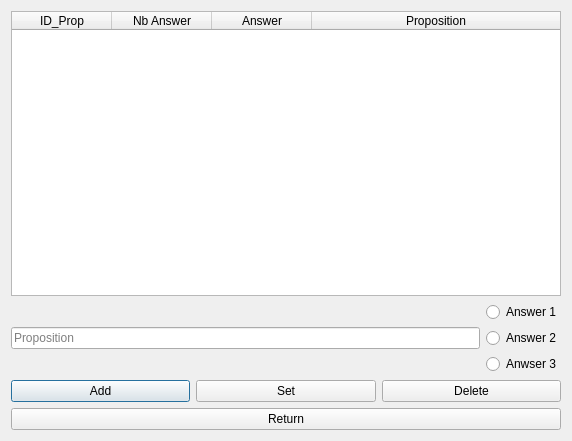
First picture: the form in propositionsmenu.ui, repository G4bleb/salt-n-pepper, before the edit.
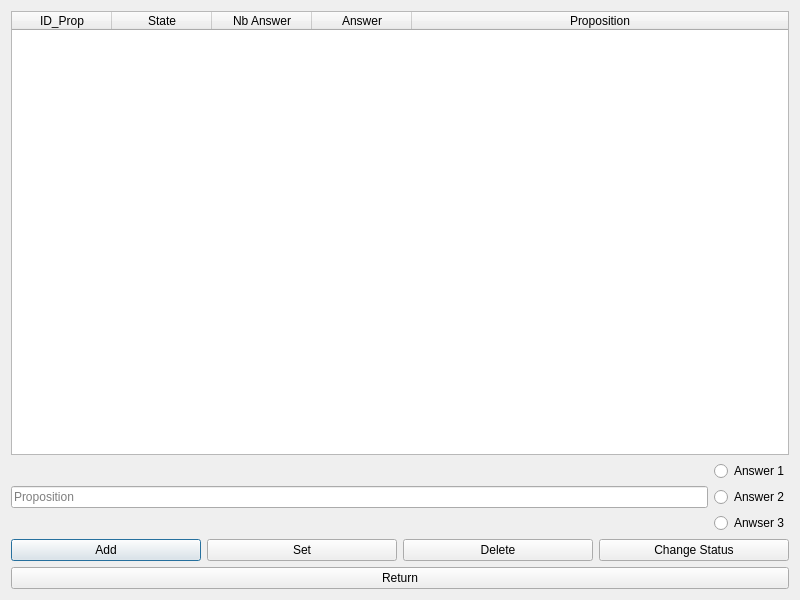
Second picture: the form after the edit.

Patch:
```diff
--- a/propositionsmenu.ui
+++ b/propositionsmenu.ui
@@ -6,8 +6,8 @@
    <rect>
     <x>0</x>
     <y>0</y>
-    <width>572</width>
-    <height>441</height>
+    <width>800</width>
+    <height>600</height>
    </rect>
   </property>
   <property name="windowTitle">
@@ -35,6 +35,11 @@
          <string>ID_Prop</string>
         </property>
        </column>
+       <column>
+        <property name="text">
+         <string>State</string>
+        </property>
+       </column>
        <column>
         <property name="text">
          <string>Nb Answer</string>
@@ -116,6 +121,13 @@
            </property>
           </widget>
          </item>
+         <item>
+          <widget class="QPushButton" name="pushButton_disable">
+           <property name="text">
+            <string>Change Status</string>
+           </property>
+          </widget>
+         </item>
         </layout>
        </item>
       </layout>
```
